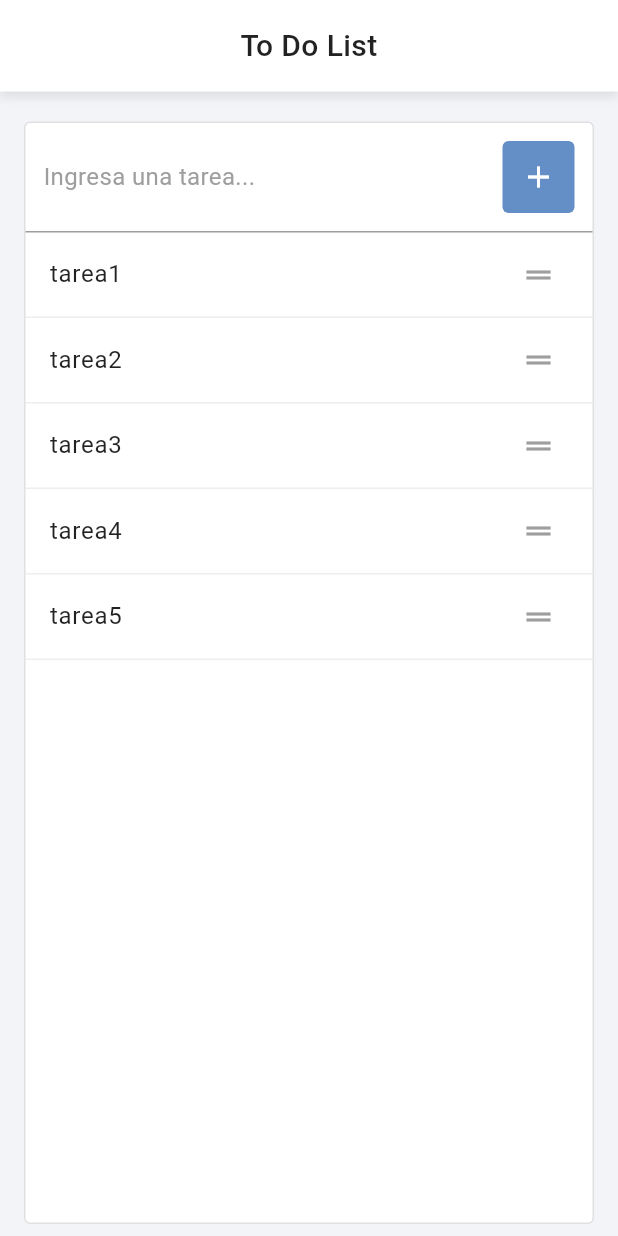
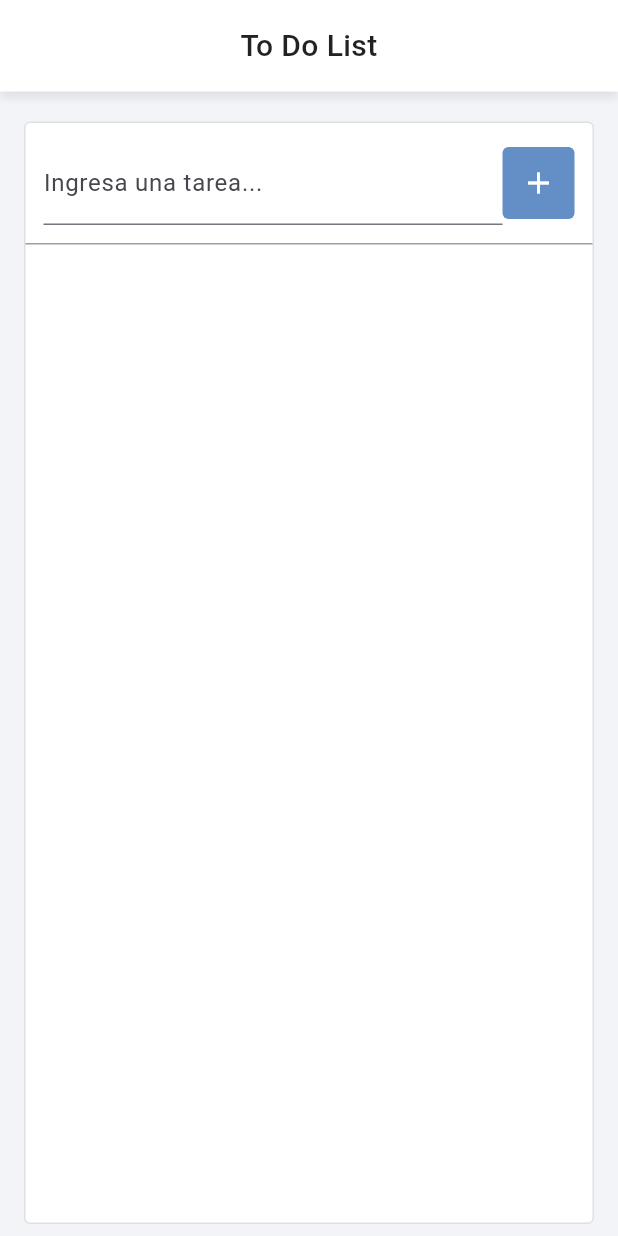
Before and after one commit to adryhr8-sch/todolist-intfc, a Flutter app: the screen it shows after launch, after a tap on the "add" icon, on a phone screen of 412 x 824 dp. Run offline on Flutter 3.47's test engine with Material 3 defaults, Android fonts, the phone set to English and light mode, and no system bars.

Commit message:
Funcionalidad de agregar tareas

```diff
--- a/lib/widgets/todo_list.dart
+++ b/lib/widgets/todo_list.dart
@@ -10,13 +10,15 @@ class ToDoList extends StatefulWidget {
 }
 
 class _ToDoListState extends State<ToDoList> {
-  final List<String> _tareas = [
-    'tarea1',
-    'tarea2',
-    'tarea3',
-    'tarea4',
-    'tarea5',
-  ];
+  final List<String> _tareas = [];
+  String _tarea = '';
+  final TextEditingController _controller = TextEditingController();
+
+  @override
+  void dispose() {
+    _controller.dispose();
+    super.dispose();
+  }
 
   @override
   Widget build(BuildContext context) {
@@ -64,12 +66,14 @@ class _ToDoListState extends State<ToDoList> {
                       padding: const EdgeInsets.all(12.0),
                       child: Row(
                         children: [
-                          const Expanded(
-                            child: Text(
-                              'Ingresa una tarea...',
-                              style: TextStyle(
-                                color: Colors.grey,
-                                fontSize: 16,
+                          Expanded(
+                            child: TextField(
+                              controller: _controller,
+                              onChanged: (value) {
+                                _tarea = value;
+                              },
+                              decoration: const InputDecoration(
+                                labelText: 'Ingresa una tarea...',
                               ),
                             ),
                           ),
@@ -80,7 +84,13 @@ class _ToDoListState extends State<ToDoList> {
                             ),
                             child: IconButton(
                               icon: const Icon(Icons.add, color: Colors.white),
-                              onPressed: () {},
+                              onPressed: () {
+                                setState(() {
+                                  if (_tarea.trim() == '') return;
+                                  _tareas.add(_tarea);
+                                  _controller.clear();
+                                });
+                              },
                             ),
                           ),
                         ],
```
